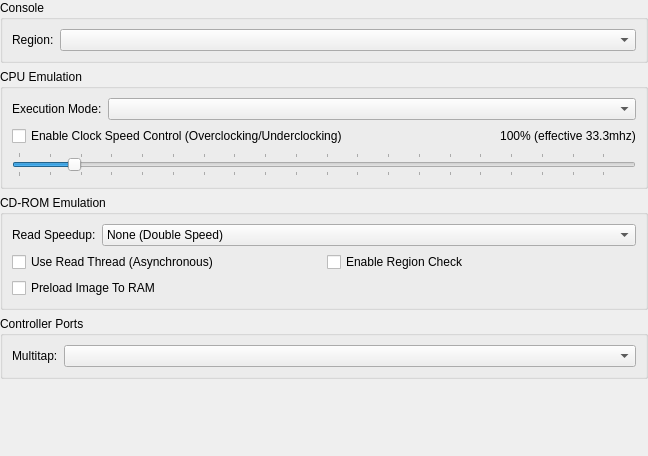
This is src/duckstation-qt/consolesettingswidget.ui in kofxi3584karlayang/duckstation as Qt 5 draws it before an edit. The edited form follows.
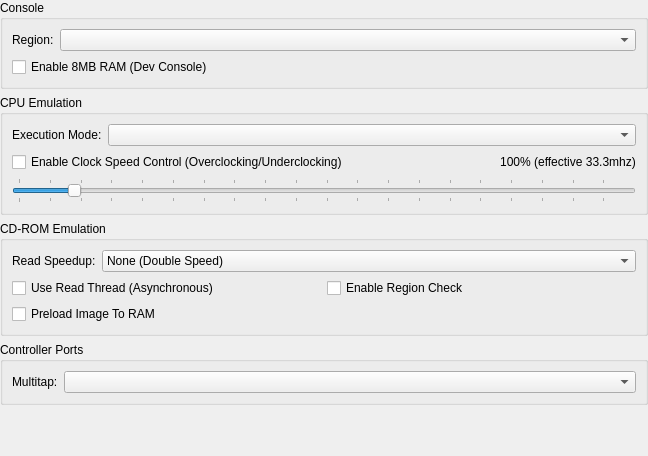
This is the edited form.

Commit message: Support expanding RAM to 8MB (dev console)

```diff
--- a/src/duckstation-qt/consolesettingswidget.ui
+++ b/src/duckstation-qt/consolesettingswidget.ui
@@ -42,6 +42,13 @@
       <item row="0" column="1">
        <widget class="QComboBox" name="region"/>
       </item>
+      <item row="1" column="0" colspan="2">
+        <widget class="QCheckBox" name="enable8MBRAM">
+        <property name="text">
+          <string>Enable 8MB RAM (Dev Console)</string>
+        </property>
+        </widget>
+      </item>
      </layout>
     </widget>
    </item>
```
The commit also changes 20 other files.
